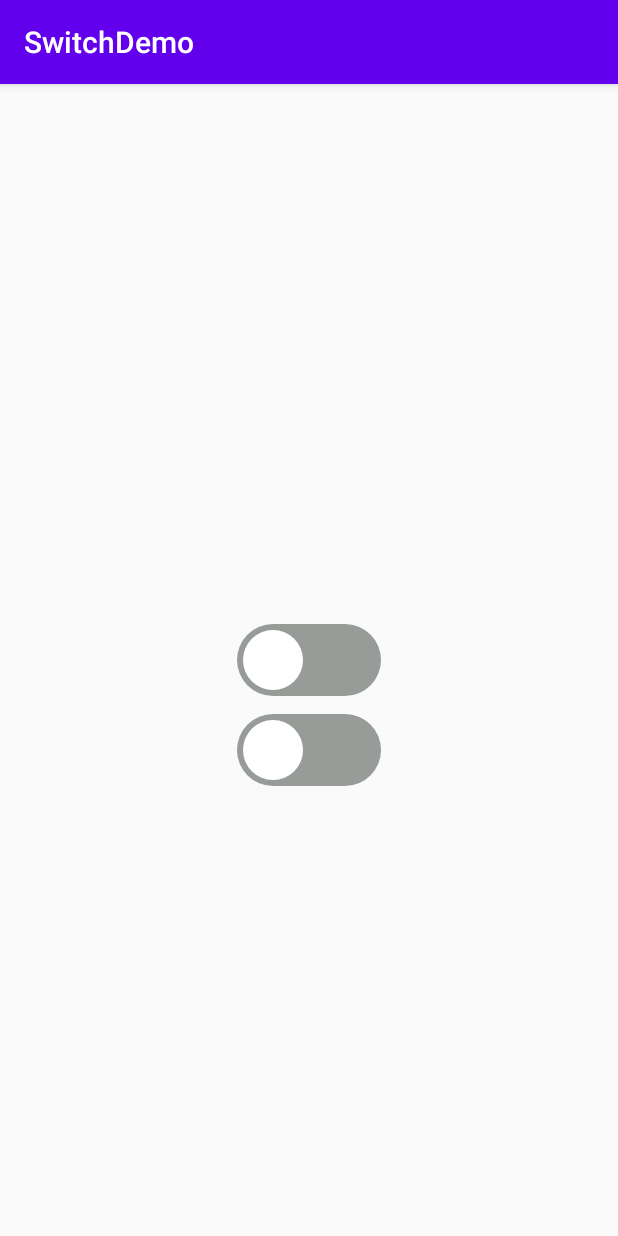
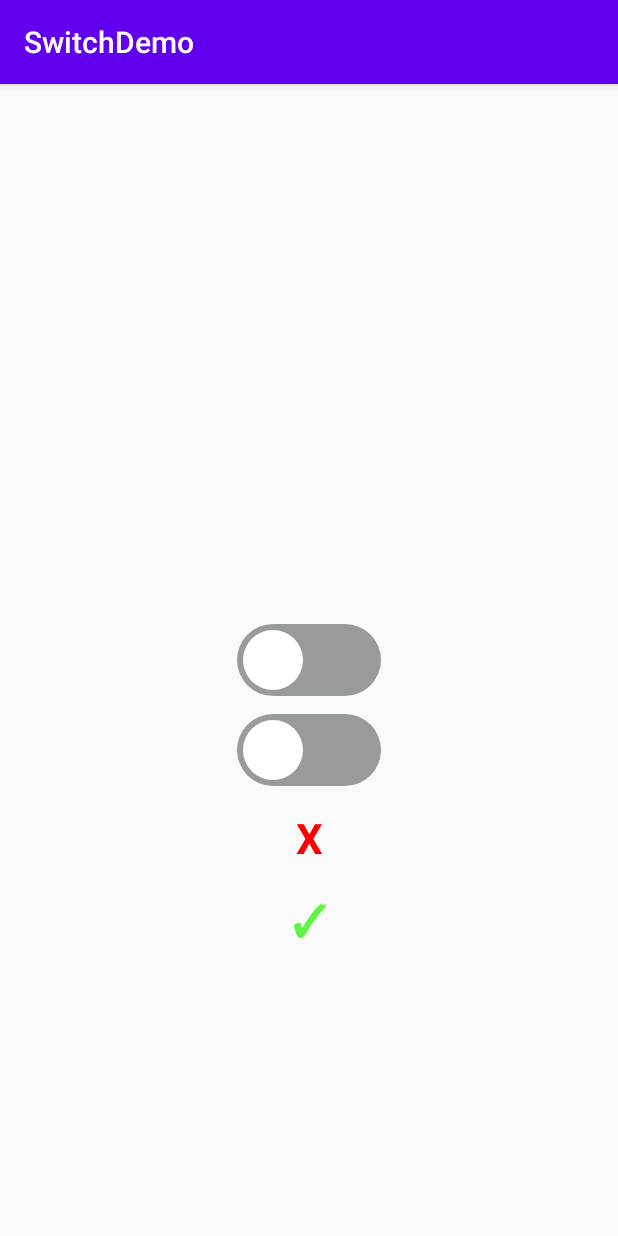
Before and after one commit to arirang372/AndroidSwitchDemo, an Android app: the screen it shows after launch (MainActivity), on a phone screen of 412 x 824 dp. Run offline under Robolectric (Android 15) with nearby library versions, the phone set to English and light mode, and no system bars.

Commit message:
added redx or green checkmark on TextView

```diff
--- a/app/src/main/java/com/john/switchdemo/MainActivity.java
+++ b/app/src/main/java/com/john/switchdemo/MainActivity.java
@@ -4,8 +4,10 @@ import androidx.appcompat.app.AppCompatActivity;
 
 import android.os.Bundle;
 import android.text.Editable;
+import android.text.Html;
 import android.text.TextWatcher;
 import android.widget.EditText;
+import android.widget.TextView;
 
 public class MainActivity extends AppCompatActivity {
 //    EditText editTextOne;
@@ -53,5 +55,11 @@ public class MainActivity extends AppCompatActivity {
 //                }
 //            }
 //        });
+        TextView textView1 = findViewById(R.id.textView1);
+        TextView textView2 = findViewById(R.id.textView2);
+        textView1.setText(Html.fromHtml(getString(R.string.redx)));
+        textView2.setText(Html.fromHtml(getString(R.string.checkmark)));
+
+
     }
 }
--- a/app/src/main/res/drawable/switch_selector.xml
+++ b/app/src/main/res/drawable/switch_selector.xml
@@ -15,11 +15,4 @@
             <size android:width="2dp" android:height="18dp" />
         </shape>
     </item>
-    <item android:state_focused="true">
-        <shape android:shape="rectangle">
-            <solid android:color="#4ba449" />
-            <corners android:radius="25dp" />
-            <size android:width="2dp" android:height="18dp" />
-        </shape>
-    </item>
 </selector>
--- a/app/src/main/res/layout/activity_main.xml
+++ b/app/src/main/res/layout/activity_main.xml
@@ -27,4 +27,25 @@
         android:layout_marginTop="36dp"
         android:layout_below="@id/switch1" />
 
+    <TextView
+        android:id="@+id/textView1"
+        style="@style/SwitchTheme"
+        android:text="@string/redx"
+        android:layout_width="wrap_content"
+        android:layout_height="wrap_content"
+        android:layout_centerHorizontal="true"
+        android:layout_marginTop="36dp"
+        android:layout_below="@id/switch2" />
+
+
+    <TextView
+        android:id="@+id/textView2"
+        style="@style/SwitchTheme"
+        android:text="@string/checkmark"
+        android:layout_width="wrap_content"
+        android:layout_height="wrap_content"
+        android:layout_centerHorizontal="true"
+        android:layout_marginTop="36dp"
+        android:layout_below="@id/textView1" />
+
 </RelativeLayout>
--- a/app/src/main/res/values/strings.xml
+++ b/app/src/main/res/values/strings.xml
@@ -1,3 +1,5 @@
 <resources>
     <string name="app_name">SwitchDemo</string>
+    <string name="redx"><![CDATA[<b><font color=#FF0000>X</font></b>]]></string>
+    <string name="checkmark"><![CDATA[<b><font color=#60f542>&#x2713;</font></b>]]></string>
 </resources>
```
